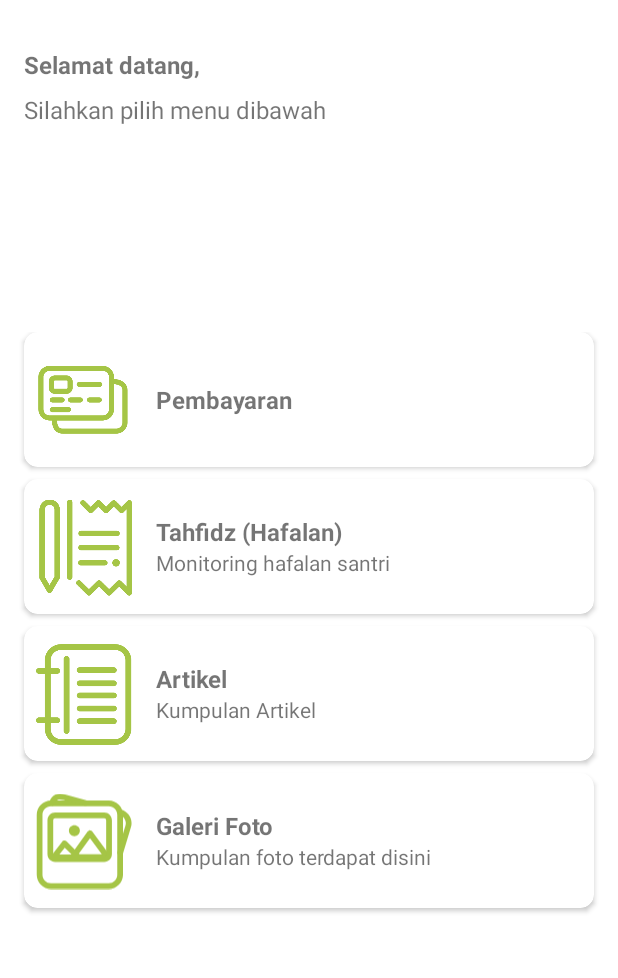
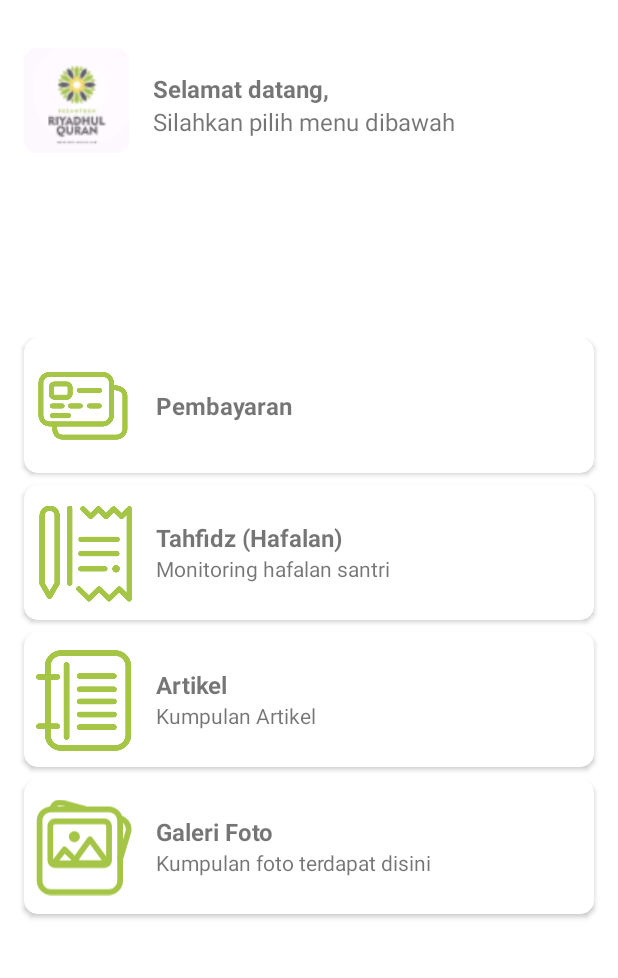
Before and after one commit to sandypriyatna/RQ-Connect, an Android app: the MainActivity screen opened directly, with no data from a screen before it, on a phone screen of 412 x 824 dp, the part 99-1077 px from its top. Run offline under Robolectric (Android 15) with nearby library versions, the phone set to English and light mode, and no system bars; our stand-ins replace data binding; libraries missing offline, so code that uses them is left out: org.kodein.di.

Commit message:
change activity main

```diff
--- a/app/src/main/res/layout/activity_main.xml
+++ b/app/src/main/res/layout/activity_main.xml
@@ -1,10 +1,9 @@
 <?xml version="1.0" encoding="utf-8"?>
-<layout>
+<layout xmlns:android="http://schemas.android.com/apk/res/android"
+    xmlns:app="http://schemas.android.com/apk/res-auto"
+    xmlns:tools="http://schemas.android.com/tools">
 
     <androidx.constraintlayout.widget.ConstraintLayout
-        xmlns:android="http://schemas.android.com/apk/res/android"
-        xmlns:app="http://schemas.android.com/apk/res-auto"
-        xmlns:tools="http://schemas.android.com/tools"
         android:id="@+id/main_layout"
         android:layout_width="match_parent"
         android:layout_height="match_parent"
@@ -24,33 +23,42 @@
             app:layout_constraintStart_toStartOf="parent"
             app:layout_constraintTop_toTopOf="parent" />
 
+        <ImageView
+            android:id="@+id/imageView4"
+            android:layout_width="70dp"
+            android:layout_height="70dp"
+            android:layout_marginStart="16dp"
+            android:layout_marginTop="32dp"
+            android:src="@drawable/rq"
+            app:layout_constraintEnd_toEndOf="parent"
+            app:layout_constraintHorizontal_bias="0.0"
+            app:layout_constraintStart_toStartOf="parent"
+            app:layout_constraintTop_toBottomOf="@+id/imageView3" />
+
         <TextView
             android:id="@+id/tv_name"
-            android:layout_width="match_parent"
+            android:layout_width="0dp"
             android:layout_height="wrap_content"
             android:layout_marginStart="16dp"
-            android:layout_marginTop="32dp"
+            android:layout_marginTop="16dp"
             android:layout_marginEnd="16dp"
             android:singleLine="true"
             android:text="Bismillah..."
             android:textSize="16sp"
             android:textStyle="bold"
             app:layout_constraintEnd_toEndOf="parent"
-            app:layout_constraintHorizontal_bias="0.0"
-            app:layout_constraintStart_toStartOf="parent"
-            app:layout_constraintTop_toBottomOf="@+id/imageView3" />
+            app:layout_constraintStart_toEndOf="@+id/imageView4"
+            app:layout_constraintTop_toTopOf="@+id/imageView4" />
 
         <TextView
             android:id="@+id/tv_desc"
-            android:layout_width="wrap_content"
+            android:layout_width="0dp"
             android:layout_height="wrap_content"
             android:layout_marginStart="16dp"
-            android:layout_marginTop="8dp"
             android:text="Silahkan pilih menu dibawah"
             android:textSize="16sp"
             app:layout_constraintEnd_toEndOf="parent"
-            app:layout_constraintHorizontal_bias="0.0"
-            app:layout_constraintStart_toStartOf="parent"
+            app:layout_constraintStart_toEndOf="@+id/imageView4"
             app:layout_constraintTop_toBottomOf="@+id/tv_name" />
 
         <LinearLayout
```
Also changed, not shown: app/src/main/res/drawable/rq.png (added).
